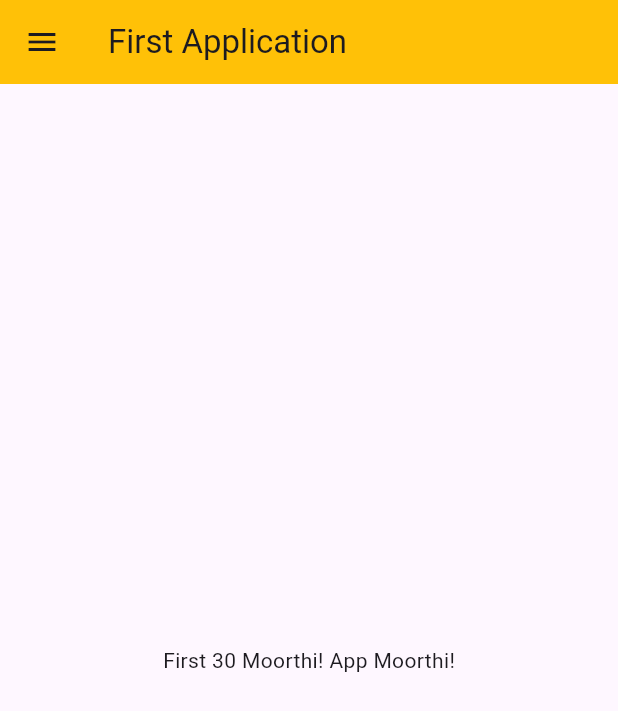
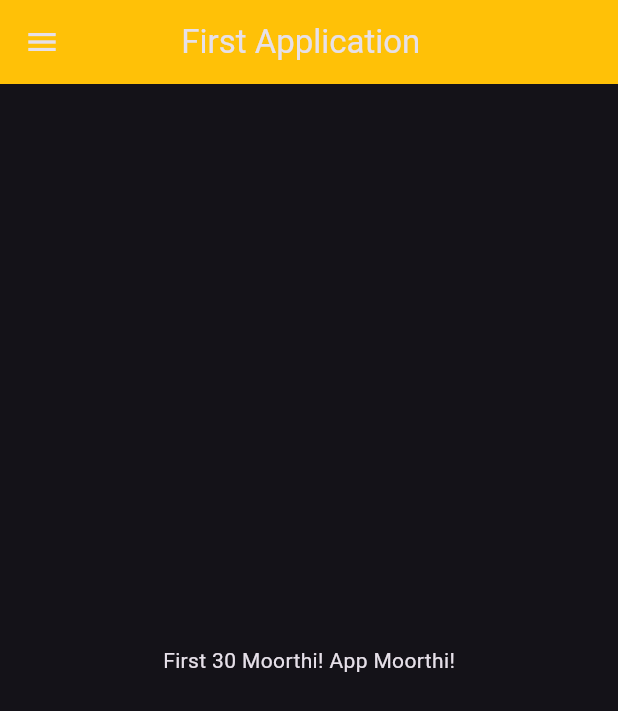
Before and after one commit to moorthikin/firstapp, a Flutter app: the screen it shows after launch, on a phone screen of 412 x 824 dp. Shown: the top 711 px of the screen. Run offline on Flutter 3.47's test engine with Material 3 defaults, Android fonts, the phone set to English and light mode, and no system bars.

Commit message:
Day 3 completed

```diff
--- a/lib/main.dart
+++ b/lib/main.dart
@@ -1,4 +1,5 @@
-import 'package:firstapp/home_page.dart';
+import 'package:firstapp/login_page.dart';
+import 'package:firstapp/pages/home_page.dart';
 import 'package:flutter/material.dart';
 
 //It was the entry point of the flutter application
@@ -13,9 +14,17 @@ class FirstApp extends StatelessWidget {
   Widget build(BuildContext context) {
     return MaterialApp(
       debugShowCheckedModeBanner: false,
-      home:HomePage(
-
-      )
+      themeMode: ThemeMode.dark,
+      darkTheme:
+          ThemeData(brightness: Brightness.dark, primarySwatch: Colors.red),
+      theme: ThemeData(
+        primarySwatch: Colors.deepPurple,
+      ),
+      initialRoute: "/home",
+      routes: {
+        "/": (context) => const LoginPage(),
+        "/home": (context) => const HomePage()
+      },
     );
   }
 }
--- a/lib/home_page.dart
+++ b/lib/pages/home_page.dart
@@ -18,9 +18,11 @@ class _HomePageState extends State<HomePage> {
   final pii = 3.14;
   @override
   Widget build(BuildContext context) {
+
     return Scaffold(
       appBar: AppBar(
         title: Text("First Application  "),
+        centerTitle: true,
         backgroundColor: Colors.amber,
       ),
       body: Center(
@@ -31,4 +33,6 @@ class _HomePageState extends State<HomePage> {
       drawer: Drawer(),
     );
   }
+
+
 }
```
Also changed, not shown: lib/login_page.dart (added, +22 -0 lines).
